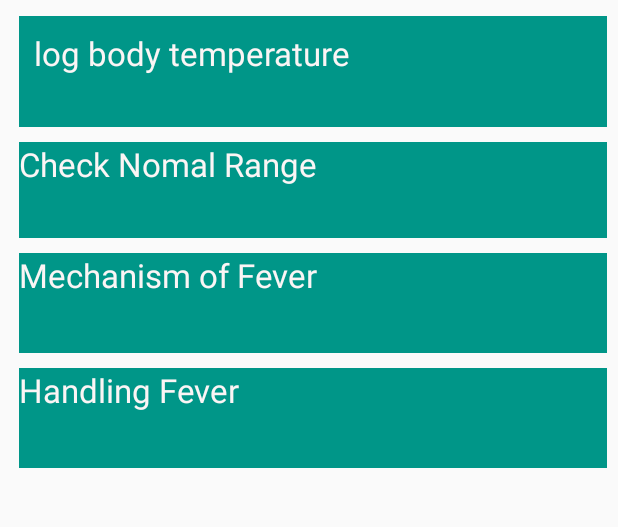
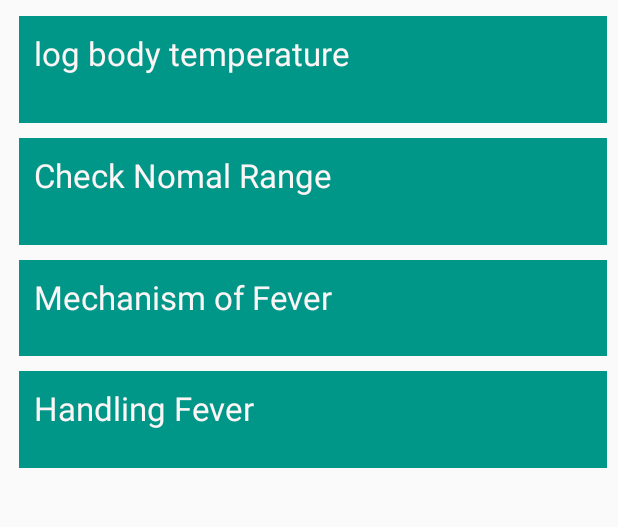
Before and after one commit to Asai0918/BT_Tracker, an Android app: the screen it shows after launch (MainActivity), on a phone screen of 412 x 824 dp, the part 395-922 px from its top. Run offline under Robolectric (Android 15) with nearby library versions, the phone set to English and light mode, and no system bars.

Commit message:
styled up Button 2,3,4.

```diff
--- a/app/src/main/res/layout/activity_main.xml
+++ b/app/src/main/res/layout/activity_main.xml
@@ -77,6 +77,8 @@
             android:layout_weight="1"
             android:background="#009688"
             android:onClick="goToNormalActivity"
+            android:paddingLeft="10dp"
+            android:paddingTop="10dp"
             android:text="Check Nomal Range"
             android:textAppearance="@style/TextAppearance.AppCompat.Large"
             android:textColor="#FBF5F5" />
@@ -93,6 +95,8 @@
             android:layout_weight="1"
             android:background="#009688"
             android:onClick="goToMechanismActivity"
+            android:paddingLeft="10dp"
+            android:paddingTop="10dp"
             android:text="Mechanism of Fever"
             android:textAppearance="@style/TextAppearance.AppCompat.Large"
             android:textColor="#FBF5F5" />
@@ -109,6 +113,8 @@
             android:layout_weight="1"
             android:background="#009688"
             android:onClick="goToHandleActivity"
+            android:paddingLeft="10dp"
+            android:paddingTop="10dp"
             android:text="Handling Fever"
             android:textAppearance="@style/TextAppearance.AppCompat.Large"
             android:textColor="#FBF5F5" />
```
